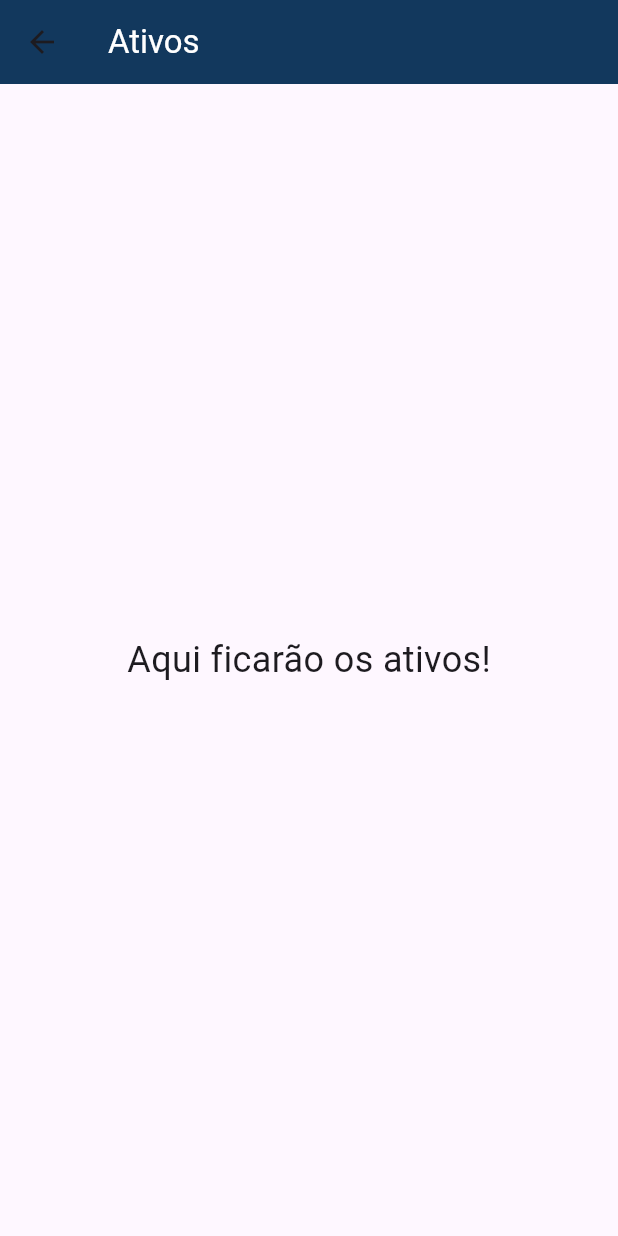
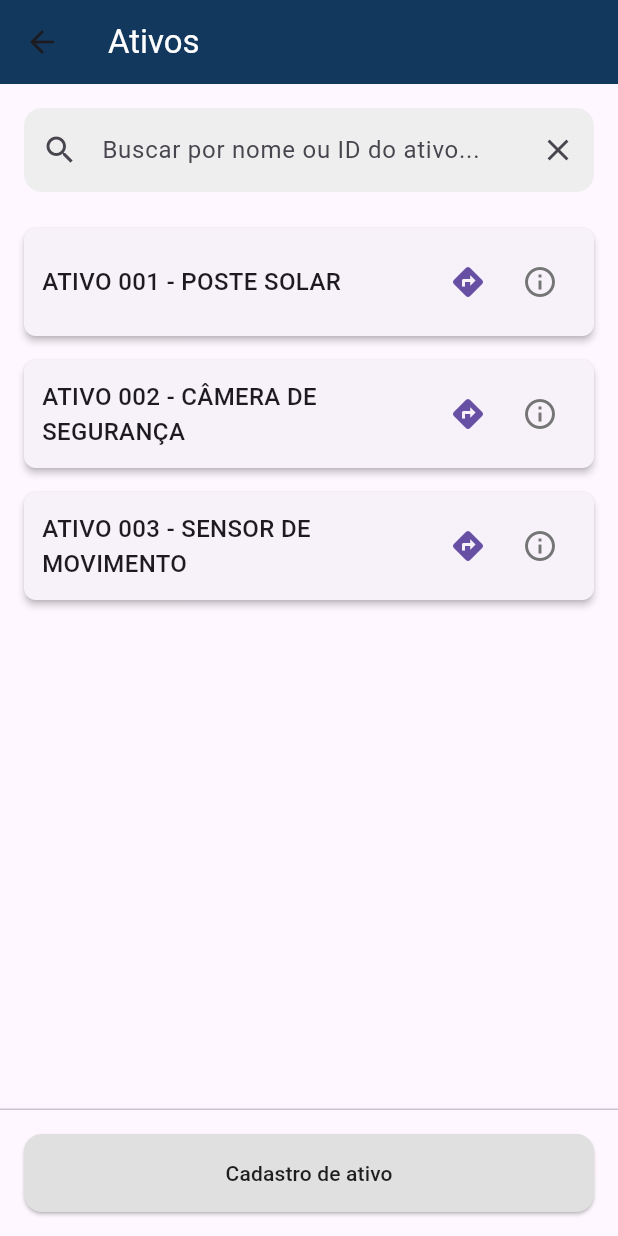
Before and after one commit to jpsantosss/flutter-indicativo-app, a Flutter app: the SearchScreen screen opened directly, on a phone screen of 412 x 824 dp. Run offline on Flutter 3.47's test engine with Material 3 defaults, Android fonts, the phone set to English and light mode, and no system bars; our stand-ins replace google_maps_flutter.

Commit message:
feat(search): adicionar modelo Ativo e refatorar tela de busca com listagem
Introduzido o modelo de dados Ativo. Refatorada a tela de busca para StatefulWidget, adicionando lista estática de Ativos, barra de pesquisa, exibição em cards para cada Ativo e botão de rodapé para cadastro de ativos.

```diff
--- /dev/null
+++ b/lib/data/models/ativo.dart
@@ -0,0 +1,9 @@
+class Ativo {
+  final String id;
+  final String nome;
+
+  Ativo({
+    required this.id,
+    required this.nome,
+  });
+}
--- a/lib/presentation/screens/schedule/schedule_screen.dart
+++ b/lib/presentation/screens/schedule/schedule_screen.dart
@@ -15,22 +15,22 @@ class _ScheduleScreenState extends State<ScheduleScreen> {
 //Criação das Ordens de Serviço conforme o modelo em models/ordem_servico.dart
   final List<OrdemServico> _ordensDoDia = [
     OrdemServico(
-      titulo: "Instalação de Câmeras de Segurança de Alta Resolução",
-      cliente: "Padaria Pão Quente",
+      titulo: "Manutenção Corretiva",
+      cliente: "Poste Solar",
       inicio: DateTime.now().copyWith(hour: 9, minute: 0),
       fim: DateTime.now().copyWith(hour: 11, minute: 30),
       cor: Colors.purple.shade300,
     ),
     OrdemServico(
       titulo: "Manutenção Preventiva",
-      cliente: "Condomínio Flores",
+      cliente: "Câmera de Segurança",
       inicio: DateTime.now().copyWith(hour: 14, minute: 0),
       fim: DateTime.now().copyWith(hour: 15, minute: 0),
       cor: Colors.orange.shade300,
     ),
     OrdemServico(
-      titulo: "Verificar Alarme",
-      cliente: "Loja de Roupas Stilo",
+      titulo: "Manutenção Preditiva",
+      cliente: "Sensor de movimento",
       inicio: DateTime.now().copyWith(hour: 15, minute: 30),
       fim: DateTime.now().copyWith(hour: 16, minute: 0),
       cor: Colors.teal.shade300,
--- a/lib/presentation/screens/search/search_screen.dart
+++ b/lib/presentation/screens/search/search_screen.dart
@@ -1,7 +1,63 @@
 import 'package:flutter/material.dart';
+import 'package:flutter_tcc/data/models/ativo.dart';
 
-class SearchScreen extends StatelessWidget {
+class SearchScreen extends StatefulWidget {
   const SearchScreen({super.key});
+
+  @override
+  State<SearchScreen> createState() => _SearchScreenState();
+}
+
+class _SearchScreenState extends State<SearchScreen> {
+//Lista de dados estáticos para popular a tela
+  final List<Ativo> _ativosFicticios = [
+    Ativo(id: '001', nome: 'ATIVO 001 - POSTE SOLAR'),
+    Ativo(id: '002', nome: 'ATIVO 002 - CÂMERA DE SEGURANÇA'),
+    Ativo(id: '003', nome: 'ATIVO 003 - SENSOR DE MOVIMENTO'),
+  ];
+
+//Widget para construir cada card da lista de ativos
+  Widget _buildAtivoCard(Ativo ativo) {
+    return Card(
+      elevation: 2,
+      margin: const EdgeInsets.symmetric(vertical: 8.0),
+      shape: RoundedRectangleBorder(borderRadius: BorderRadius.circular(8)),
+      child: Padding(
+        padding: const EdgeInsets.all(12.0),
+        child: Row(
+          children: [
+            Expanded(
+              child: Text(
+                ativo.nome,
+                style: const TextStyle(
+                  fontSize: 16,
+                  fontWeight: FontWeight.w500,
+                ),
+              ),
+            ),
+//Botão de rota
+            IconButton(
+              onPressed: () {
+                /* Ação para ver a rota no futuro */
+              },
+              icon: const Icon(Icons.directions),
+              tooltip: 'Rota para o ativo',
+              color: Theme.of(context).primaryColor,
+            ),
+//Botão de informações
+            IconButton(
+              onPressed: () {
+                /* Ação para ver informações no futuro */
+              },
+              icon: const Icon(Icons.info_outline),
+              tooltip: 'Informações do ativo',
+              color: Colors.grey.shade600,
+            ),
+          ],
+        ),
+      ),
+    );
+  }
 
   @override
   Widget build(BuildContext context) {
@@ -10,12 +66,67 @@ class SearchScreen extends StatelessWidget {
         backgroundColor: const Color(0xFF12385D),
         title: const Text('Ativos', style: TextStyle(color: Colors.white)),
       ),
-      body: const Center(
-        child: Text(
-          'Aqui ficarão os ativos!',
-          style: TextStyle(fontSize: 24),
+      body: Padding(
+        padding: const EdgeInsets.fromLTRB(
+          16.0,
+          16.0,
+          16.0,
+          0,
+        ),
+        child: Column(
+          children: [
+//Barra de busca
+            TextField(
+              decoration: InputDecoration(
+                hintText: 'Buscar por nome ou ID do ativo...',
+                prefixIcon: const Icon(Icons.search),
+                suffixIcon: IconButton(
+                  icon: const Icon(Icons.clear),
+                  onPressed: () {
+                    /* Ação para limpar a busca no futuro */
+                  },
+                ),
+                filled: true,
+                fillColor: Colors.grey.shade200,
+                border: OutlineInputBorder(
+                  borderRadius: BorderRadius.circular(12),
+                  borderSide: BorderSide.none,
+                ),
+              ),
+            ),
+            const SizedBox(height: 16),
+            Expanded(
+              child: ListView.builder(
+                itemCount: _ativosFicticios.length,
+                itemBuilder: (context, index) {
+                  return _buildAtivoCard(_ativosFicticios[index]);
+                },
+              ),
+            ),
+          ],
         ),
       ),
+      // -- BOTÃO NO RODAPÉ --
+      persistentFooterButtons: [
+        Container(
+          width: double.infinity,
+          padding: const EdgeInsets.all(8.0),
+          child: ElevatedButton(
+            onPressed: () {
+              /* Ação para ir para a tela de cadastro no futuro */
+            },
+            style: ElevatedButton.styleFrom(
+              backgroundColor: Colors.grey.shade300,
+              foregroundColor: Colors.black87,
+              padding: const EdgeInsets.symmetric(vertical: 16),
+              shape: RoundedRectangleBorder(
+                borderRadius: BorderRadius.circular(12),
+              ),
+            ),
+            child: const Text('Cadastro de ativo'),
+          ),
+        ),
+      ],
     );
   }
 }
```
